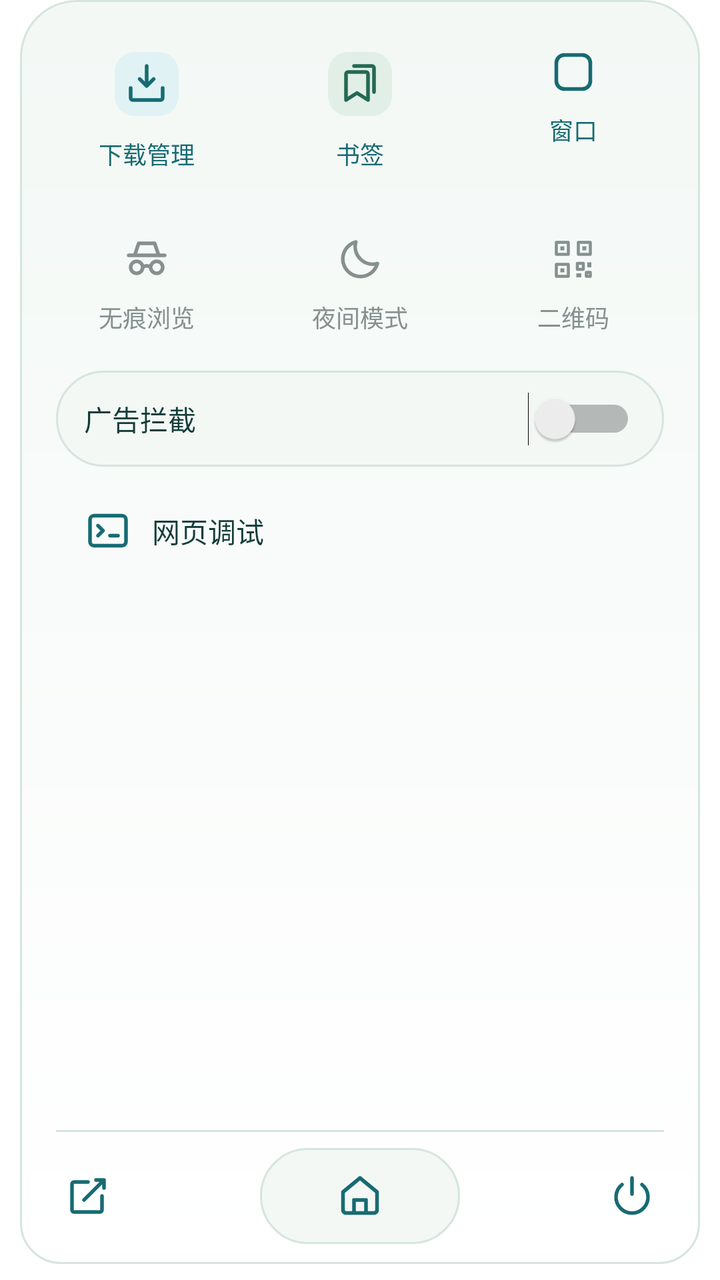
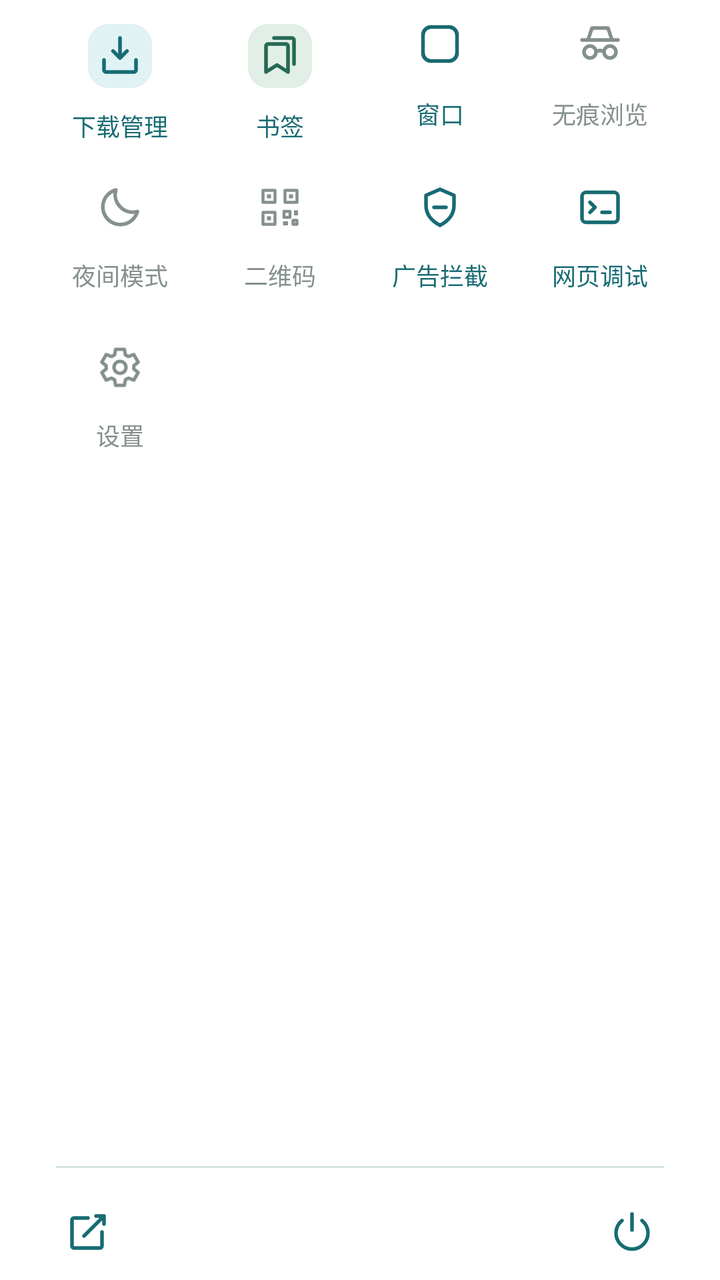

The first picture is an Android layout as it rendered before a commit; the second is the same layout after the commit. The layout source and the unified diff follow.
<!-- AndroidManifest.xml: application theme Theme.LiteSail -->
<!-- res/layout/view_browser_menu.xml -->
<?xml version="1.0" encoding="utf-8"?>
<LinearLayout xmlns:android="http://schemas.android.com/apk/res/android"
    android:layout_width="match_parent"
    android:layout_height="wrap_content"
    android:background="@drawable/browser_menu_surface"
    android:orientation="vertical"
    android:paddingHorizontal="20dp"
    android:paddingTop="14dp"
    android:paddingBottom="18dp">

    <ScrollView
        android:layout_width="match_parent"
        android:layout_height="0dp"
        android:layout_weight="1"
        android:overScrollMode="ifContentScrolls"
        android:scrollbars="vertical">

        <LinearLayout
            android:layout_width="match_parent"
            android:layout_height="wrap_content"
            android:orientation="vertical">

            <LinearLayout
                android:layout_width="match_parent"
                android:layout_height="wrap_content"
                android:baselineAligned="false"
                android:orientation="horizontal">

                <Button
                    android:id="@+id/open_downloads"
                    style="@style/Widget.LiteSail.BrowserMenuAction"
                    android:drawableTop="@drawable/ic_menu_downloads"
                    android:text="@string/browser_menu_downloads" />

                <Button
                    android:id="@+id/open_bookmarks"
                    style="@style/Widget.LiteSail.BrowserMenuAction"
                    android:drawableTop="@drawable/ic_menu_library"
                    android:text="@string/browser_menu_library" />

                <Button
                    android:id="@+id/open_windows"
                    style="@style/Widget.LiteSail.BrowserMenuAction"
                    android:drawableTop="@drawable/ic_toolbar_window"
                    android:text="@string/browser_windows" />
            </LinearLayout>

            <LinearLayout
                android:layout_width="match_parent"
                android:layout_height="wrap_content"
                android:layout_marginTop="12dp"
                android:baselineAligned="false"
                android:orientation="horizontal">

                <TextView
                    style="@style/Widget.LiteSail.BrowserMenuItem"
                    android:drawableTint="@color/browser_toolbar_icon"
                    android:drawableTop="@drawable/ic_menu_incognito"
                    android:enabled="false"
                    android:text="@string/browser_menu_incognito" />

                <TextView
                    style="@style/Widget.LiteSail.BrowserMenuItem"
                    android:drawableTint="@color/browser_toolbar_icon"
                    android:drawableTop="@drawable/ic_menu_night_mode"
                    android:enabled="false"
                    android:text="@string/browser_menu_night_mode" />

                <Button
                    android:id="@+id/page_qr_code"
                    style="@style/Widget.LiteSail.BrowserMenuAction"
                    android:drawableTint="@color/browser_toolbar_icon"
                    android:drawableTop="@drawable/ic_menu_qr_code"
                    android:enabled="false"
                    android:text="@string/browser_page_qr_code" />
            </LinearLayout>

            <Switch
                android:id="@+id/ad_block"
                android:layout_width="match_parent"
                android:layout_height="wrap_content"
                android:layout_marginHorizontal="8dp"
                android:layout_marginTop="8dp"
                android:background="@drawable/browser_address_background"
                android:minHeight="48dp"
                android:paddingHorizontal="14dp"
                android:text="@string/browser_menu_ad_block"
                android:textColor="@color/start_page_brand_text"
                android:textSize="14sp" />

            <ToggleButton
                android:id="@+id/web_debug"
                android:layout_width="match_parent"
                android:layout_height="wrap_content"
                android:layout_marginHorizontal="8dp"
                android:layout_marginTop="8dp"
                android:background="@drawable/browser_menu_debug_background"
                android:drawablePadding="10dp"
                android:drawableStart="@drawable/ic_menu_debug"
                android:gravity="start|center_vertical"
                android:minHeight="48dp"
                android:paddingHorizontal="14dp"
                android:textAllCaps="false"
                android:textColor="@color/start_page_brand_text"
                android:textOff="@string/browser_menu_web_debug"
                android:textOn="@string/browser_menu_web_debug"
                android:textSize="14sp" />
        </LinearLayout>
    </ScrollView>

    <View
        android:layout_width="match_parent"
        android:layout_height="1dp"
        android:layout_marginHorizontal="8dp"
        android:layout_marginTop="10dp"
        android:background="@color/start_page_search_border"
        android:importantForAccessibility="no" />

    <FrameLayout
        android:layout_width="match_parent"
        android:layout_height="wrap_content"
        android:layout_marginTop="8dp">

        <ImageButton
            android:layout_width="48dp"
            android:layout_height="48dp"
            android:layout_gravity="start"
            android:background="@android:color/transparent"
            android:contentDescription="@string/browser_menu_share"
            android:enabled="false"
            android:padding="0dp"
            android:scaleType="center"
            android:src="@drawable/ic_menu_share"
            android:tint="@color/browser_toolbar_icon" />

        <ImageButton
            android:id="@+id/return_home"
            android:layout_width="100dp"
            android:layout_height="48dp"
            android:layout_gravity="center"
            android:background="@drawable/browser_address_background"
            android:contentDescription="@string/browser_menu_return_home"
            android:padding="0dp"
            android:scaleType="center"
            android:src="@drawable/ic_toolbar_home"
            android:tooltipText="@string/browser_menu_return_home" />

        <ImageButton
            android:id="@+id/exit_browser"
            android:layout_width="48dp"
            android:layout_height="48dp"
            android:layout_gravity="end"
            android:background="?android:attr/selectableItemBackgroundBorderless"
            android:contentDescription="@string/browser_menu_exit"
            android:padding="0dp"
            android:scaleType="center"
            android:src="@drawable/ic_menu_exit"
            android:tooltipText="@string/browser_menu_exit" />
    </FrameLayout>
</LinearLayout>
<!-- resources referenced by this layout -->
<resources>
  <color name="start_page_brand_text">#143D3A</color>
  <!-- drawable browser_address_background (drawable) -->
  <?xml version="1.0" encoding="utf-8"?>
  <ripple xmlns:android="http://schemas.android.com/apk/res/android"
      android:color="@color/start_page_search_ripple">
      <item>
          <shape>
              <corners android:radius="24dp" />
              <solid android:color="@color/start_page_background" />
              <stroke android:width="1dp" android:color="@color/browser_address_stroke" />
          </shape>
      </item>
  </ripple>
  <!-- drawable browser_menu_debug_background (drawable) -->
  <?xml version="1.0" encoding="utf-8"?>
  <ripple xmlns:android="http://schemas.android.com/apk/res/android"
      android:color="@color/start_page_search_ripple">
      <item>
          <selector>
              <item android:state_checked="true">
                  <shape>
                      <corners android:radius="14dp" />
                      <solid android:color="@color/start_page_glow" />
                      <stroke android:width="1dp" android:color="@color/start_page_accent" />
                  </shape>
              </item>
              <item android:drawable="@android:color/transparent" />
          </selector>
      </item>
      <item android:id="@android:id/mask">
          <shape>
              <corners android:radius="14dp" />
              <solid android:color="@android:color/white" />
          </shape>
      </item>
  </ripple>
  <!-- drawable browser_menu_surface (drawable) -->
  <?xml version="1.0" encoding="utf-8"?>
  <inset xmlns:android="http://schemas.android.com/apk/res/android"
      android:insetLeft="10dp"
      android:insetRight="10dp"
      android:insetBottom="8dp">
      <shape>
          <corners
              android:topLeftRadius="28dp"
              android:topRightRadius="28dp"
              android:bottomLeftRadius="20dp"
              android:bottomRightRadius="20dp" />
          <gradient
              android:angle="270"
              android:startColor="@color/start_page_background"
              android:endColor="@color/start_page_search_surface" />
          <stroke android:width="1dp" android:color="@color/start_page_search_border" />
      </shape>
  </inset>
  <!-- drawable ic_toolbar_home (drawable) -->
  <?xml version="1.0" encoding="utf-8"?>
  <vector xmlns:android="http://schemas.android.com/apk/res/android"
      android:width="24dp"
      android:height="24dp"
      android:viewportWidth="24"
      android:viewportHeight="24">
      <path
          android:pathData="M3.5,10 L12,3 L20.5,10 V19 A1.5,1.5 0,0 1,19 20.5 H5 A1.5,1.5 0,0 1,3.5 19 Z M9,20.5 V14 H15 V20.5"
          android:strokeColor="@color/start_page_accent"
          android:strokeLineCap="round"
          android:strokeLineJoin="round"
          android:strokeWidth="1.9" />
  </vector>
  <string name="browser_menu_ad_block">广告拦截</string>
  <string name="browser_menu_exit">退出</string>
  <string name="browser_menu_library">书签</string>
  <string name="browser_menu_return_home">返回首页</string>
  <string name="browser_menu_share">分享网页</string>
  <string name="browser_menu_web_debug">网页调试</string>
  <string name="browser_page_qr_code">二维码</string>
  <string name="browser_windows">窗口</string>
  <style name="Widget.LiteSail.BrowserMenuItem" parent="android:style/Widget.Material.TextView">
          <item name="android:layout_width">0dp</item>
          <item name="android:layout_height">wrap_content</item>
          <item name="android:layout_weight">1</item>
          <item name="android:drawablePadding">8dp</item>
          <item name="android:gravity">center</item>
          <item name="android:paddingHorizontal">2dp</item>
          <item name="android:paddingVertical">10dp</item>
          <item name="android:textColor">@color/browser_toolbar_icon</item>
          <item name="android:textSize">12sp</item>
      </style>
  <color name="start_page_background">#F3F8F5</color>
  <color name="start_page_glow">#D8EEE5</color>
  <color name="start_page_accent">#176B73</color>
  <color name="start_page_search_surface">#FFFFFF</color>
  <!-- unchanged entries left out for length: 17 -->
</resources>

<!-- the commit's change to res/layout/view_browser_menu.xml (unified diff, before → after) -->
@@ -2,11 +2,8 @@
 <LinearLayout xmlns:android="http://schemas.android.com/apk/res/android"
     android:layout_width="match_parent"
     android:layout_height="wrap_content"
-    android:background="@drawable/browser_menu_surface"
     android:orientation="vertical"
-    android:paddingHorizontal="20dp"
-    android:paddingTop="14dp"
-    android:paddingBottom="18dp">
+    android:paddingHorizontal="20dp">
 
     <ScrollView
         android:layout_width="match_parent"
@@ -15,97 +12,74 @@
         android:overScrollMode="ifContentScrolls"
         android:scrollbars="vertical">
 
-        <LinearLayout
+        <GridLayout
             android:layout_width="match_parent"
             android:layout_height="wrap_content"
-            android:orientation="vertical">
+            android:columnCount="4"
+            android:orientation="horizontal">
 
-            <LinearLayout
-                android:layout_width="match_parent"
-                android:layout_height="wrap_content"
-                android:baselineAligned="false"
-                android:orientation="horizontal">
+            <Button
+                android:id="@+id/open_downloads"
+                style="@style/Widget.LiteSail.BrowserMenuAction"
+                android:drawableTop="@drawable/ic_menu_downloads"
+                android:text="@string/browser_menu_downloads" />
 
-                <Button
-                    android:id="@+id/open_downloads"
-                    style="@style/Widget.LiteSail.BrowserMenuAction"
-                    android:drawableTop="@drawable/ic_menu_downloads"
-                    android:text="@string/browser_menu_downloads" />
+            <Button
+                android:id="@+id/open_bookmarks"
+                style="@style/Widget.LiteSail.BrowserMenuAction"
+                android:drawableTop="@drawable/ic_menu_library"
+                android:text="@string/browser_menu_library" />
 
-                <Button
-                    android:id="@+id/open_bookmarks"
-                    style="@style/Widget.LiteSail.BrowserMenuAction"
-                    android:drawableTop="@drawable/ic_menu_library"
-                    android:text="@string/browser_menu_library" />
+            <Button
+                android:id="@+id/open_windows"
+                style="@style/Widget.LiteSail.BrowserMenuAction"
+                android:drawableTop="@drawable/ic_toolbar_window"
+                android:text="@string/browser_windows" />
 
-                <Button
-                    android:id="@+id/open_windows"
-                    style="@style/Widget.LiteSail.BrowserMenuAction"
-                    android:drawableTop="@drawable/ic_toolbar_window"
-                    android:text="@string/browser_windows" />
-            </LinearLayout>
+            <TextView
+                style="@style/Widget.LiteSail.BrowserMenuItem"
+                android:drawableTint="@color/browser_toolbar_icon"
+                android:drawableTop="@drawable/ic_menu_incognito"
+                android:enabled="false"
+                android:text="@string/browser_menu_incognito" />
 
-            <LinearLayout
-                android:layout_width="match_parent"
-                android:layout_height="wrap_content"
-                android:layout_marginTop="12dp"
-                android:baselineAligned="false"
-                android:orientation="horizontal">
+            <TextView
+                style="@style/Widget.LiteSail.BrowserMenuItem"
+                android:drawableTint="@color/browser_toolbar_icon"
+                android:drawableTop="@drawable/ic_menu_night_mode"
+                android:enabled="false"
+                android:text="@string/browser_menu_night_mode" />
 
-                <TextView
-                    style="@style/Widget.LiteSail.BrowserMenuItem"
-                    android:drawableTint="@color/browser_toolbar_icon"
-                    android:drawableTop="@drawable/ic_menu_incognito"
-                    android:enabled="false"
-                    android:text="@string/browser_menu_incognito" />
+            <Button
+                android:id="@+id/page_qr_code"
+                style="@style/Widget.LiteSail.BrowserMenuAction"
+                android:drawableTint="@color/browser_toolbar_icon"
+                android:drawableTop="@drawable/ic_menu_qr_code"
+                android:enabled="false"
+                android:text="@string/browser_page_qr_code" />
 
-                <TextView
-                    style="@style/Widget.LiteSail.BrowserMenuItem"
-                    android:drawableTint="@color/browser_toolbar_icon"
-                    android:drawableTop="@drawable/ic_menu_night_mode"
-                    android:enabled="false"
-                    android:text="@string/browser_menu_night_mode" />
-
-                <Button
-                    android:id="@+id/page_qr_code"
-                    style="@style/Widget.LiteSail.BrowserMenuAction"
-                    android:drawableTint="@color/browser_toolbar_icon"
-                    android:drawableTop="@drawable/ic_menu_qr_code"
-                    android:enabled="false"
-                    android:text="@string/browser_page_qr_code" />
-            </LinearLayout>
-
-            <Switch
+            <ToggleButton
                 android:id="@+id/ad_block"
-                android:layout_width="match_parent"
-                android:layout_height="wrap_content"
-                android:layout_marginHorizontal="8dp"
-                android:layout_marginTop="8dp"
-                android:background="@drawable/browser_address_background"
-                android:minHeight="48dp"
-                android:paddingHorizontal="14dp"
-                android:text="@string/browser_menu_ad_block"
-                android:textColor="@color/start_page_brand_text"
-                android:textSize="14sp" />
+                style="@style/Widget.LiteSail.BrowserMenuToggle"
+                android:drawableTop="@drawable/ic_menu_ad_block"
+                android:textOff="@string/browser_menu_ad_block"
+                android:textOn="@string/browser_menu_ad_block" />
 
             <ToggleButton
                 android:id="@+id/web_debug"
-                android:layout_width="match_parent"
-                android:layout_height="wrap_content"
-                android:layout_marginHorizontal="8dp"
-                android:layout_marginTop="8dp"
-                android:background="@drawable/browser_menu_debug_background"
-                android:drawablePadding="10dp"
-                android:drawableStart="@drawable/ic_menu_debug"
-                android:gravity="start|center_vertical"
-                android:minHeight="48dp"
-                android:paddingHorizontal="14dp"
-                android:textAllCaps="false"
-                android:textColor="@color/start_page_brand_text"
+                style="@style/Widget.LiteSail.BrowserMenuToggle"
+                android:drawableTop="@drawable/ic_menu_debug"
                 android:textOff="@string/browser_menu_web_debug"
-                android:textOn="@string/browser_menu_web_debug"
-                android:textSize="14sp" />
-        </LinearLayout>
+                android:textOn="@string/browser_menu_web_debug" />
+
+            <Button
+                android:id="@+id/open_settings"
+                style="@style/Widget.LiteSail.BrowserMenuAction"
+                android:drawableTint="@color/browser_toolbar_icon"
+                android:drawableTop="@drawable/ic_menu_settings"
+                android:enabled="false"
+                android:text="@string/browser_menu_settings" />
+        </GridLayout>
     </ScrollView>
 
     <View
@@ -134,18 +108,6 @@
             android:tint="@color/browser_toolbar_icon" />
 
         <ImageButton
-            android:id="@+id/return_home"
-            android:layout_width="100dp"
-            android:layout_height="48dp"
-            android:layout_gravity="center"
-            android:background="@drawable/browser_address_background"
-            android:contentDescription="@string/browser_menu_return_home"
-            android:padding="0dp"
-            android:scaleType="center"
-            android:src="@drawable/ic_toolbar_home"
-            android:tooltipText="@string/browser_menu_return_home" />
-
-        <ImageButton
             android:id="@+id/exit_browser"
             android:layout_width="48dp"
             android:layout_height="48dp"
<!-- resource entries referenced after the edit -->
@@ -1,19 +1,59 @@
 <!-- resources referenced by this layout -->
 <resources>
-  <color name="start_page_brand_text">#143D3A</color>
-  <!-- drawable browser_address_background (drawable) -->
+  <!-- drawable ic_menu_ad_block (drawable) -->
   <?xml version="1.0" encoding="utf-8"?>
-  <ripple xmlns:android="http://schemas.android.com/apk/res/android"
-      android:color="@color/start_page_search_ripple">
-      <item>
-          <shape>
-              <corners android:radius="24dp" />
-              <solid android:color="@color/start_page_background" />
-              <stroke android:width="1dp" android:color="@color/browser_address_stroke" />
-          </shape>
-      </item>
-  </ripple>
-  <!-- drawable browser_menu_debug_background (drawable) -->
+  <vector xmlns:android="http://schemas.android.com/apk/res/android"
+      android:width="24dp"
+      android:height="24dp"
+      android:viewportWidth="24"
+      android:viewportHeight="24">
+      <path
+          android:pathData="M12,3 L19,6 V11 C19,15.7 16.2,18.8 12,21 C7.8,18.8 5,15.7 5,11 V6 Z M9,12 H15"
+          android:strokeColor="@color/start_page_accent"
+          android:strokeLineCap="round"
+          android:strokeLineJoin="round"
+          android:strokeWidth="1.8" />
+  </vector>
+  <!-- drawable ic_menu_settings (drawable) -->
+  <?xml version="1.0" encoding="utf-8"?>
+  <vector xmlns:android="http://schemas.android.com/apk/res/android"
+      android:width="24dp"
+      android:height="24dp"
+      android:viewportWidth="24"
+      android:viewportHeight="24">
+      <path
+          android:pathData="M9.8,3 H14.2 L14.7,5.8 L16.2,6.6 L18.9,5.6 L21.1,9.4 L18.9,11.2 V12.8 L21.1,14.6 L18.9,18.4 L16.2,17.4 L14.7,18.2 L14.2,21 H9.8 L9.3,18.2 L7.8,17.4 L5.1,18.4 L2.9,14.6 L5.1,12.8 V11.2 L2.9,9.4 L5.1,5.6 L7.8,6.6 L9.3,5.8 Z M15,12 A3,3 0,1 0,9 12 A3,3 0,1 0,15 12 Z"
+          android:strokeColor="@color/start_page_accent"
+          android:strokeLineJoin="round"
+          android:strokeWidth="1.7" />
+  </vector>
+  <string name="browser_menu_ad_block">广告拦截</string>
+  <string name="browser_menu_exit">退出</string>
+  <string name="browser_menu_library">书签</string>
+  <string name="browser_menu_settings">设置</string>
+  <string name="browser_menu_share">分享网页</string>
+  <string name="browser_menu_web_debug">网页调试</string>
+  <string name="browser_page_qr_code">二维码</string>
+  <string name="browser_windows">窗口</string>
+  <style name="Widget.LiteSail.BrowserMenuItem" parent="android:style/Widget.Material.TextView">
+          <item name="android:layout_width">0dp</item>
+          <item name="android:layout_height">wrap_content</item>
+          <item name="android:layout_columnWeight">1</item>
+          <item name="android:layout_gravity">fill</item>
+          <item name="android:drawablePadding">8dp</item>
+          <item name="android:gravity">center</item>
+          <item name="android:minHeight">80dp</item>
+          <item name="android:paddingHorizontal">2dp</item>
+          <item name="android:paddingVertical">10dp</item>
+          <item name="android:textColor">@color/browser_toolbar_icon</item>
+          <item name="android:textSize">12sp</item>
+      </style>
+  <style name="Widget.LiteSail.BrowserMenuToggle" parent="Widget.LiteSail.BrowserMenuAction">
+          <item name="android:background">@drawable/browser_menu_toggle_background</item>
+      </style>
+  <color name="start_page_glow">#D8EEE5</color>
+  <color name="start_page_accent">#176B73</color>
+  <!-- drawable browser_menu_toggle_background (drawable) -->
   <?xml version="1.0" encoding="utf-8"?>
   <ripple xmlns:android="http://schemas.android.com/apk/res/android"
       android:color="@color/start_page_search_ripple">
@@ -36,62 +76,6 @@
           </shape>
       </item>
   </ripple>
-  <!-- drawable browser_menu_surface (drawable) -->
-  <?xml version="1.0" encoding="utf-8"?>
-  <inset xmlns:android="http://schemas.android.com/apk/res/android"
-      android:insetLeft="10dp"
-      android:insetRight="10dp"
-      android:insetBottom="8dp">
-      <shape>
-          <corners
-              android:topLeftRadius="28dp"
-              android:topRightRadius="28dp"
-              android:bottomLeftRadius="20dp"
-              android:bottomRightRadius="20dp" />
-          <gradient
-              android:angle="270"
-              android:startColor="@color/start_page_background"
-              android:endColor="@color/start_page_search_surface" />
-          <stroke android:width="1dp" android:color="@color/start_page_search_border" />
-      </shape>
-  </inset>
-  <!-- drawable ic_toolbar_home (drawable) -->
-  <?xml version="1.0" encoding="utf-8"?>
-  <vector xmlns:android="http://schemas.android.com/apk/res/android"
-      android:width="24dp"
-      android:height="24dp"
-      android:viewportWidth="24"
-      android:viewportHeight="24">
-      <path
-          android:pathData="M3.5,10 L12,3 L20.5,10 V19 A1.5,1.5 0,0 1,19 20.5 H5 A1.5,1.5 0,0 1,3.5 19 Z M9,20.5 V14 H15 V20.5"
-          android:strokeColor="@color/start_page_accent"
-          android:strokeLineCap="round"
-          android:strokeLineJoin="round"
-          android:strokeWidth="1.9" />
-  </vector>
-  <string name="browser_menu_ad_block">广告拦截</string>
-  <string name="browser_menu_exit">退出</string>
-  <string name="browser_menu_library">书签</string>
-  <string name="browser_menu_return_home">返回首页</string>
-  <string name="browser_menu_share">分享网页</string>
-  <string name="browser_menu_web_debug">网页调试</string>
-  <string name="browser_page_qr_code">二维码</string>
-  <string name="browser_windows">窗口</string>
-  <style name="Widget.LiteSail.BrowserMenuItem" parent="android:style/Widget.Material.TextView">
-          <item name="android:layout_width">0dp</item>
-          <item name="android:layout_height">wrap_content</item>
-          <item name="android:layout_weight">1</item>
-          <item name="android:drawablePadding">8dp</item>
-          <item name="android:gravity">center</item>
-          <item name="android:paddingHorizontal">2dp</item>
-          <item name="android:paddingVertical">10dp</item>
-          <item name="android:textColor">@color/browser_toolbar_icon</item>
-          <item name="android:textSize">12sp</item>
-      </style>
-  <color name="start_page_background">#F3F8F5</color>
-  <color name="start_page_glow">#D8EEE5</color>
-  <color name="start_page_accent">#176B73</color>
-  <color name="start_page_search_surface">#FFFFFF</color>
   <!-- unchanged entries left out for length: 17 -->
 </resources>
 
